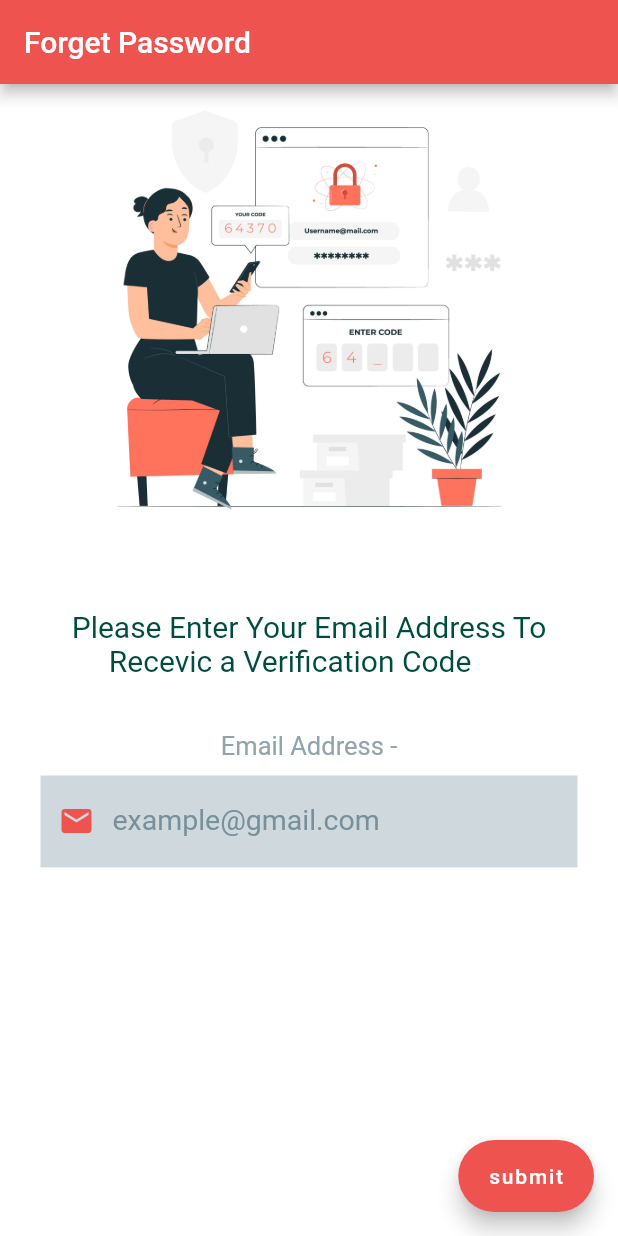
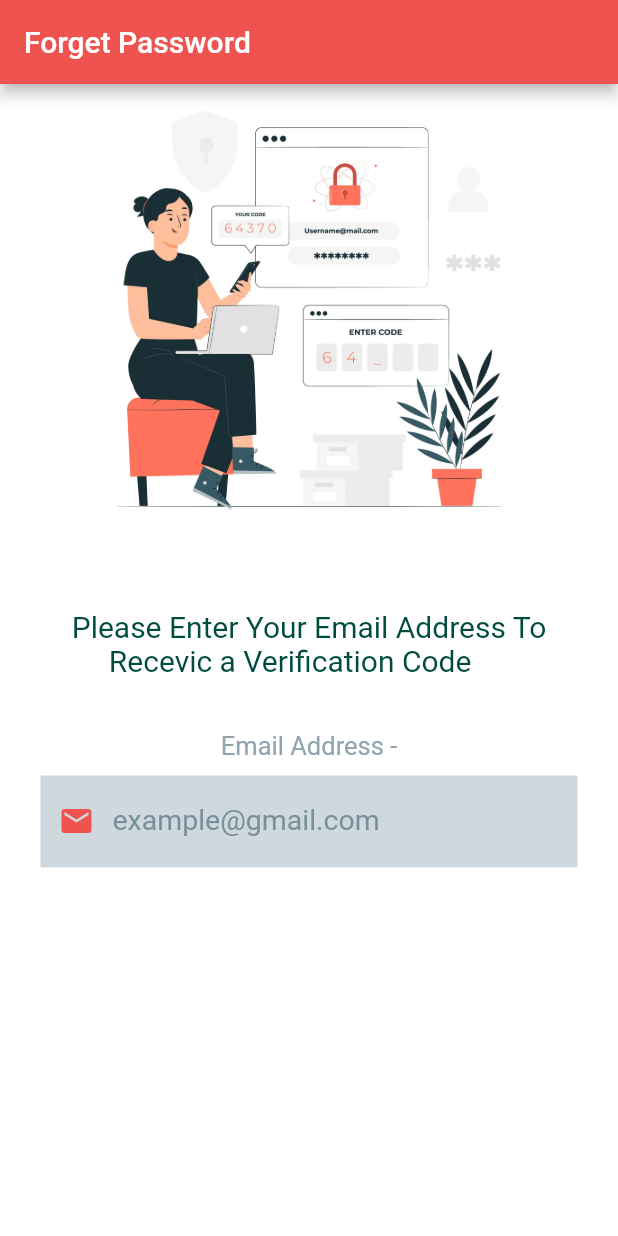
Before and after one commit to ayan-gorain/Cook-Fast, a Flutter app: the screen it shows after launch, on a phone screen of 412 x 824 dp. Run offline on Flutter 3.47's test engine with Material 2 defaults, Android fonts, the phone set to English and light mode, and no system bars; our stand-ins replace firebase_auth, firebase_core, flutter_screenutil, get, pinput and 1 more; missing offline and left inert: dart:ffi; accounts and stored records are empty; Roboto replaces fonts that are missing (Poppins, Poppins Pro, Source Sans Pro).

Commit message:
forget Page is done , activity remmaining.

```diff
--- a/lib/pages/frogetPass.dart
+++ b/lib/pages/frogetPass.dart
@@ -92,13 +92,13 @@ class forgetpass extends StatelessWidget {
           ),
         ),
       ),
-      floatingActionButton: FloatingActionButton.extended(
-        onPressed: () {
-          // Add your onPressed code here!
-        },
-        label: const Text('submit'),
-        backgroundColor: Colors.red[400],
-      ),
+      // floatingActionButton: FloatingActionButton.extended(
+      //   onPressed: () {
+      //     // Add your onPressed code here!
+      //   },
+      //   label: const Text('submit'),
+      //   backgroundColor: Colors.red[400],
+      // ),
     );
   }
 }
```
